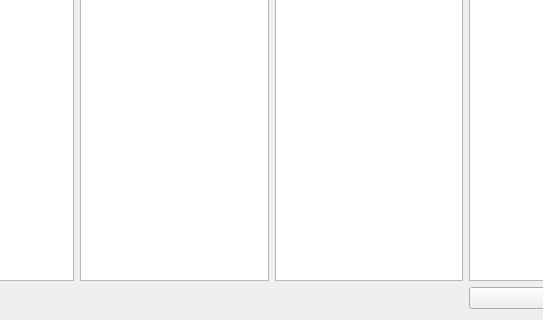
Qt form AO.ui (Grawa/WorkShiftsIntegrator) before a commit; both pictures show x 126 to 669 and y 436 to 756 of the 990 by 756 pixel window.
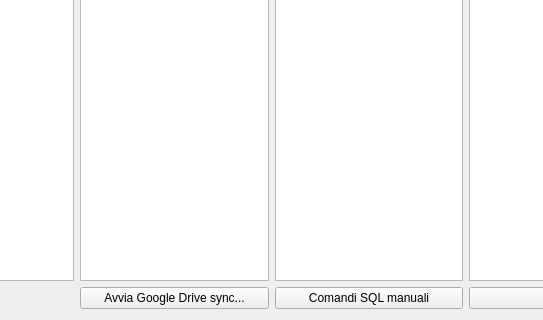
The same form after that commit.

Commit message: abilitate funzionalita comandi sql manuali e pulsante gogle drive sync

What changed in the file:
```diff
--- a/AO.ui
+++ b/AO.ui
@@ -80,6 +80,20 @@
        </property>
       </widget>
      </item>
+     <item row="2" column="2">
+      <widget class="QPushButton" name="pushButton_9">
+       <property name="text">
+        <string>Comandi SQL manuali</string>
+       </property>
+      </widget>
+     </item>
+     <item row="2" column="1">
+      <widget class="QPushButton" name="pushButton_drivesync">
+       <property name="text">
+        <string>Avvia Google Drive sync...</string>
+       </property>
+      </widget>
+     </item>
     </layout>
    </item>
    <item row="0" column="5">
```
Left out of the diff: 37 changed lines with no effect on the pictures. The commit also changes 2 other files.
